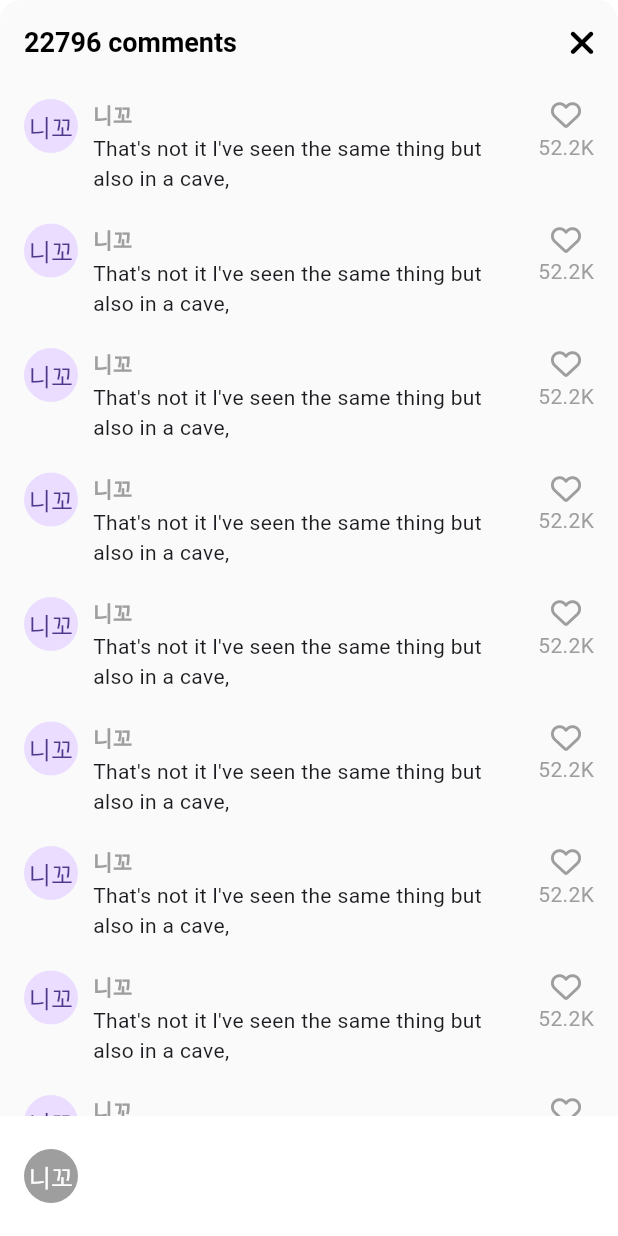
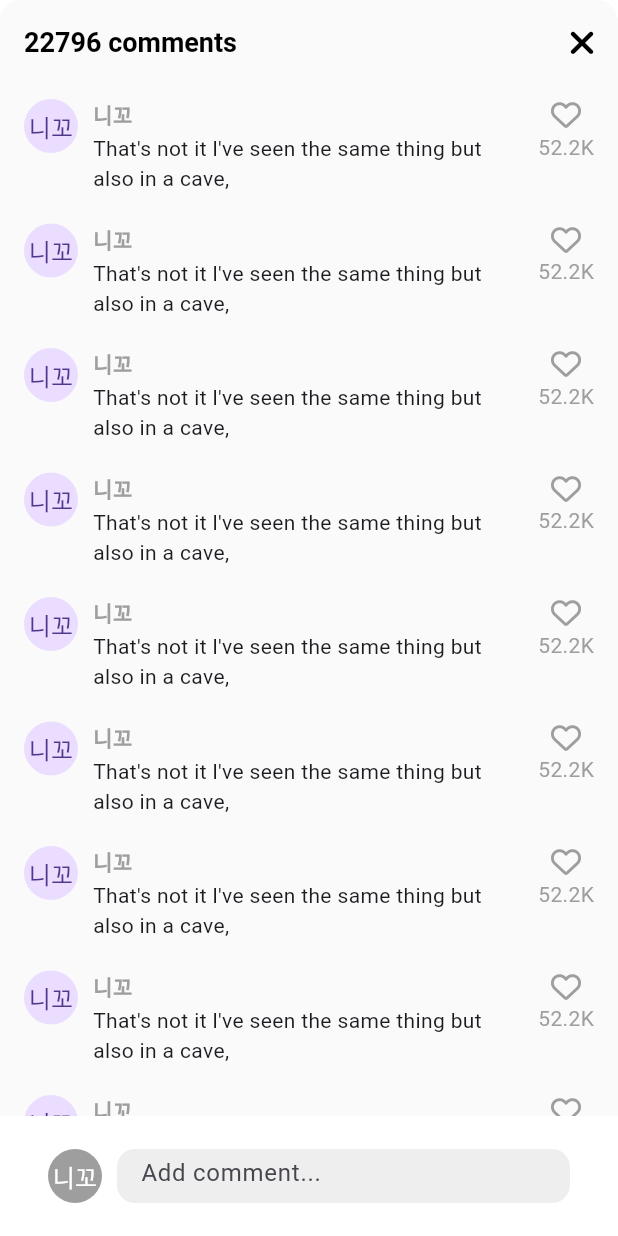
Before and after one commit to bee85919/tiktok_clone, a Flutter app: the VideoComments screen opened directly, on a phone screen of 412 x 824 dp. Run offline on Flutter 3.47's test engine with Material 3 defaults, Android fonts, the phone set to English and light mode, and no system bars; our stand-ins replace font_awesome_flutter, video_player, visibility_detector; network calls fail.

Commit message:
8.2 Add Comment

```diff
--- a/lib/features/main_navigation/main_navigation_screen.dart
+++ b/lib/features/main_navigation/main_navigation_screen.dart
@@ -36,6 +36,7 @@ class _MainNavigationScreenState extends State<MainNavigationScreen> {
   @override
   Widget build(BuildContext context) {
     return Scaffold(
+      resizeToAvoidBottomInset: false,
       backgroundColor: _selectedIndex == 0 ? Colors.black : Colors.white,
       body: Stack(
         children: [
--- a/lib/features/videos/widgets/video_comments.dart
+++ b/lib/features/videos/widgets/video_comments.dart
@@ -17,7 +17,9 @@ class _VideoCommentsState extends State<VideoComments> {
 
   @override
   Widget build(BuildContext context) {
+    final size = MediaQuery.of(context).size;
     return Container(
+      height: size.height * 0.75,
       clipBehavior: Clip.hardEdge,
       decoration: BoxDecoration(
         borderRadius: BorderRadius.circular(Sizes.size14),
@@ -35,7 +37,9 @@ class _VideoCommentsState extends State<VideoComments> {
             ),
           ],
         ),
-        body: ListView.separated(
+        body: Stack(
+          children: [
+            ListView.separated(
               padding: const EdgeInsets.symmetric(
                 vertical: Sizes.size10,
                 horizontal: Sizes.size16,
@@ -87,8 +91,16 @@ class _VideoCommentsState extends State<VideoComments> {
                 ],
               ),
             ),
-        bottomNavigationBar: BottomAppBar(
+            Positioned(
+              bottom: 0,
+              width: size.width,
+              child: BottomAppBar(
                 color: Colors.white,
+                child: Padding(
+                  padding: const EdgeInsets.symmetric(
+                    horizontal: Sizes.size16,
+                    vertical: Sizes.size10,
+                  ),
                   child: Row(
                     children: [
                       CircleAvatar(
@@ -97,8 +109,33 @@ class _VideoCommentsState extends State<VideoComments> {
                         foregroundColor: Colors.white,
                         child: const Text("니꼬"),
                       ),
+                      Gaps.h10,
+                      Expanded(
+                        child: TextField(
+                          cursorColor: Theme.of(context).primaryColor,
+                          decoration: InputDecoration(
+                            hintText: "Add comment...",
+                            border: OutlineInputBorder(
+                              borderRadius: BorderRadius.circular(
+                                Sizes.size12,
+                              ),
+                              borderSide: BorderSide.none,
+                            ),
+                            filled: true,
+                            fillColor: Colors.grey.shade200,
+                            contentPadding: const EdgeInsets.symmetric(
+                              vertical: Sizes.size10,
+                              horizontal: Sizes.size12,
+                            ),
+                          ),
+                        ),
+                      )
                     ],
                   ),
+                ),
+              ),
+            )
+          ],
         ),
       ),
     );
--- a/lib/features/videos/widgets/video_post.dart
+++ b/lib/features/videos/widgets/video_post.dart
@@ -97,6 +97,7 @@ class _VideoPostState extends State<VideoPost>
     }
     await showModalBottomSheet(
       context: context,
+      isScrollControlled: true,
       backgroundColor: Colors.transparent,
       builder: (context) => const VideoComments(),
     );
```
Lines whose indentation alone changed are shown as unchanged.
